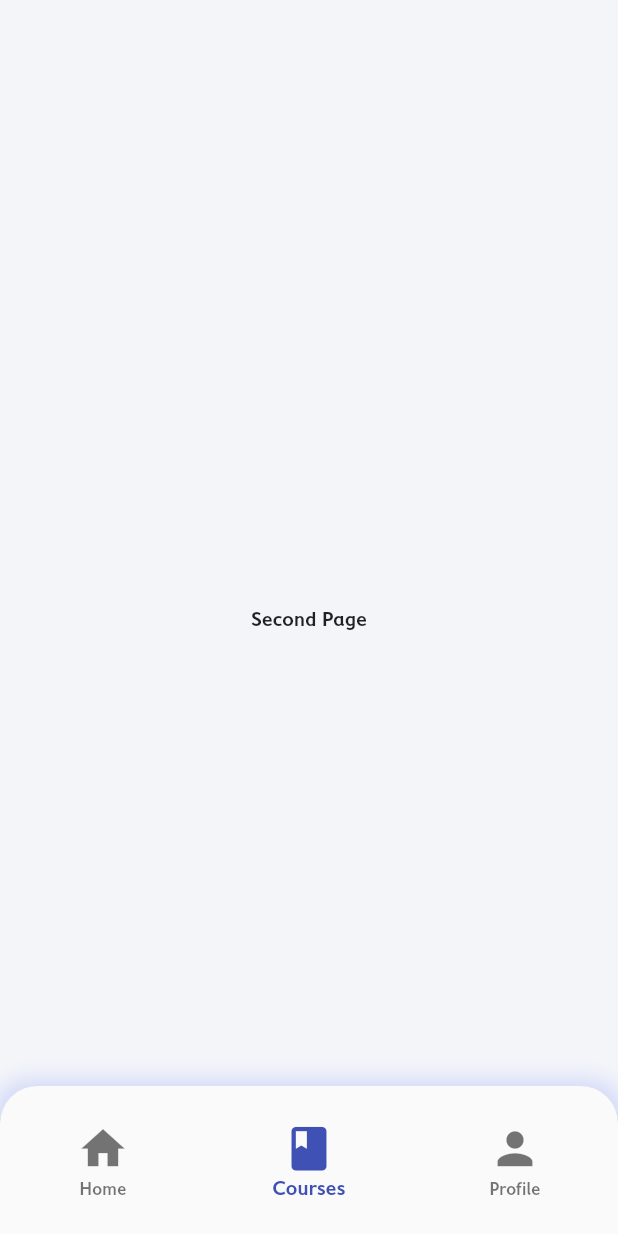
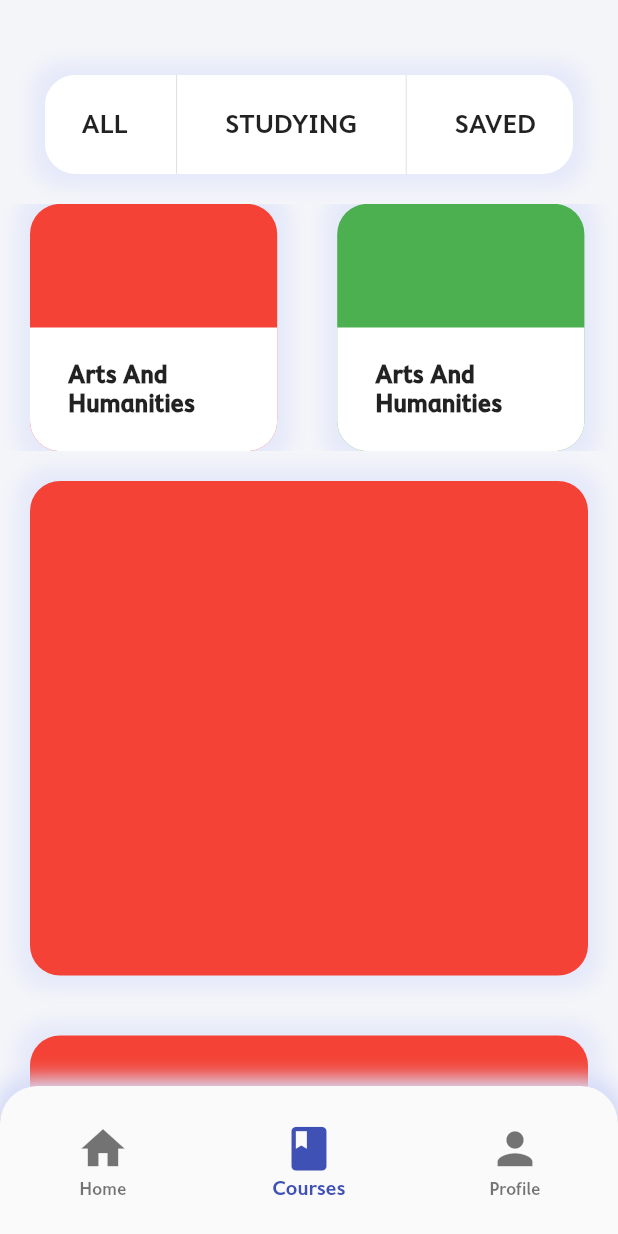
Before and after one commit to Adnanbd/UI-Practise, a Flutter app: the screen it shows after launch, item 2 of the bottom bar chosen, on a phone screen of 412 x 824 dp. Run offline on Flutter 3.47's test engine with Material 2 defaults, Android fonts, the phone set to English and light mode, and no system bars; our stand-ins replace flutter_custom_clippers.

Commit message:
Second Page Add

```diff
--- a/lib/main.dart
+++ b/lib/main.dart
@@ -1,6 +1,8 @@
 import 'package:flutter/material.dart';
+import 'package:provider/provider.dart';
 import 'package:ui_practice/screens/nav_screen.dart';
 import 'package:ui_practice/screens/page1.dart';
+import 'package:ui_practice/sources/color_sources.dart';
 
 void main() {
   runApp(MyApp());
@@ -10,7 +12,12 @@ class MyApp extends StatelessWidget {
   // This widget is the root of your application.
   @override
   Widget build(BuildContext context) {
-    return MaterialApp(
+    return MultiProvider(
+      providers: [
+        ChangeNotifierProvider<Sources>.value(value: Sources()),
+      ],
+
+          child: MaterialApp(
         debugShowCheckedModeBanner: false,
         title: 'Flutter Demo',
         theme: ThemeData(
@@ -22,6 +29,7 @@ class MyApp extends StatelessWidget {
         ),
         home: NavScreen(),
 
+      ),
     );
   }
 }
--- a/lib/screens/page1.dart
+++ b/lib/screens/page1.dart
@@ -21,7 +21,7 @@ class Page1 extends StatelessWidget {
             children: <Widget>[
               Page1Header1(),
               Container(
-                height: MediaQuery.of(context).size.height * 0.65,
+                height: MediaQuery.of(context).size.height * 0.8,
 
                 child: Column(
                   mainAxisAlignment: MainAxisAlignment.start,
@@ -32,7 +32,7 @@ class Page1 extends StatelessWidget {
                       padding: EdgeInsets.only(left: 30,top: 45,bottom: 15),
                     ),
                     Container(
-                      height: (MediaQuery.of(context).size.height * 0.5) * 0.765,
+                      height: (MediaQuery.of(context).size.height * 0.5) * 0.95,
                       child: ListView.builder(
                           scrollDirection: Axis.horizontal,
                           shrinkWrap: true,
--- a/lib/screens/page2.dart
+++ b/lib/screens/page2.dart
@@ -1,11 +1,89 @@
 import 'package:flutter/material.dart';
+import 'package:ui_practice/sources/color_sources.dart';
+import 'package:ui_practice/widget/page2_horizontal_tab.dart';
+import 'package:ui_practice/widget/page2_list.dart';
 
-class Page2 extends StatelessWidget {
+class Page2 extends StatefulWidget {
+  @override
+  _Page2State createState() => _Page2State();
+}
+
+class _Page2State extends State<Page2> {
+
+
   @override
   Widget build(BuildContext context) {
+    double mainHeight = MediaQuery.of(context).size.height;
     return Container(
-      child: Center(child:Text('Second Page')),
+        child: Column(
+      children: <Widget>[
+        Container(
+          height: MediaQuery.of(context).size.height * 0.08,
+          width: double.infinity,
+          margin: EdgeInsets.only(left: 30, bottom: 20, right: 30, top: 50),
+          decoration: BoxDecoration(
+            borderRadius: BorderRadius.all(Radius.circular(20)),
+            color: Colors.white,
+            boxShadow: [
+              BoxShadow(
+                color: Color(0xFFd7dcf8).withOpacity(0.5),
+                spreadRadius: 8,
+                blurRadius: 10,
+                offset: Offset(0, 0), // changes position of shadow
+              ),
+            ],
+          ),
+          child: Row(
+            mainAxisAlignment: MainAxisAlignment.spaceEvenly,
+            children: <Widget>[
+              GestureDetector(
+                onTap: () {},
+                child: Container(
+                  child: Text(
+                    'ALL',
+                    style:
+                        TextStyle(fontSize: 18, fontWeight: FontWeight.normal),
+                  ),
+                ),
+              ),
+              VerticalDivider(),
+              GestureDetector(
+                onTap: () {},
+                child: Container(
+                  child: Text(
+                    'STUDYING',
+                    style:
+                        TextStyle(fontSize: 18, fontWeight: FontWeight.normal),
+                  ),
+                ),
+              ),
+              VerticalDivider(),
+              GestureDetector(
+                onTap: () {},
+                child: Container(
+                  child: Text(
+                    'SAVED',
+                    style:
+                        TextStyle(fontSize: 18, fontWeight: FontWeight.normal),
+                  ),
+                ),
+              ),
+            ],
+          ),
+        ),
+        Container(
+          height: mainHeight * 0.2,
+          child: ListView.builder(
+              scrollDirection: Axis.horizontal,
+              shrinkWrap: true,
+              itemCount: 4,
+              itemBuilder: (context, index) {
+                return Page2Tab1(Sources.colorPool[index]);
+              }),
+        ),
+        Page2List(),
 
-    );
+      ],
+    ));
   }
 }
--- /dev/null
+++ b/lib/sources/color_sources.dart
@@ -0,0 +1,24 @@
+import 'package:flutter/material.dart';
+
+class Sources extends ChangeNotifier{
+
+
+  static Color selectedColor = Colors.red;
+
+  setColor(Color c)
+  {
+    selectedColor = c;
+    notifyListeners();
+
+  }
+  Color getColor(){
+    return selectedColor;
+  }
+
+  static List<Color> colorPool = [
+    Colors.red,
+    Colors.green,
+    Colors.blue,
+    Colors.black,
+  ];
+}
--- a/lib/widget/page1_header.dart
+++ b/lib/widget/page1_header.dart
@@ -4,7 +4,7 @@ class Page1Header1 extends StatelessWidget {
   @override
   Widget build(BuildContext context) {
     return Container(
-              height: MediaQuery.of(context).size.height * 0.4,
+              height: MediaQuery.of(context).size.height * 0.5,
               child: Column(
                 mainAxisAlignment: MainAxisAlignment.end,
                 children: <Widget>[
@@ -14,6 +14,7 @@ class Page1Header1 extends StatelessWidget {
                       style: TextStyle(fontSize: 40,fontWeight: FontWeight.bold,color: Colors.grey[900]),
                     ),
                     padding: EdgeInsets.all(10),
+
                   ),
                   Container(
 
@@ -31,7 +32,7 @@ class Page1Header1 extends StatelessWidget {
                     ),
                   ),
                   Container(
-                    margin: EdgeInsets.only(bottom: 25,left: 30,right: 30,top: 55),
+                    margin: EdgeInsets.only(bottom: 0,left: 30,right: 30,top: 55),
 
                     decoration: BoxDecoration(
                       borderRadius: BorderRadius.all(Radius.circular(15)),
--- a/lib/widget/page1_list_item.dart
+++ b/lib/widget/page1_list_item.dart
@@ -22,11 +22,12 @@ class Page1ListItem extends StatelessWidget {
           ),
         ],
       ),
-      width: MediaQuery.of(context).size.width * 0.72,
+      width: MediaQuery.of(context).size.width * 0.8,
       child: Column(
+        //mainAxisAlignment: MainAxisAlignment.spaceAround,
         children: <Widget>[
           Container(
-            height: ((MediaQuery.of(context).size.height * 0.5) * 0.8) * 0.38,
+            height: ((MediaQuery.of(context).size.height * 0.5) * 0.8) * 0.3,
             decoration: BoxDecoration(
               borderRadius: BorderRadius.only(
                 topLeft: Radius.circular(15),
@@ -37,13 +38,13 @@ class Page1ListItem extends StatelessWidget {
           ),
           Container(
             padding: EdgeInsets.all(20),
-            height: ((MediaQuery.of(context).size.height * 0.5) * 0.8) * 0.5,
+            height: ((MediaQuery.of(context).size.height * 0.5) * 0.8) * 0.69,
             child: Column(
               crossAxisAlignment: CrossAxisAlignment.start,
               mainAxisAlignment: MainAxisAlignment.spaceBetween,
               children: <Widget>[
                 Container(
-                  padding: EdgeInsets.only(bottom: 15),
+                  padding: EdgeInsets.only(bottom: 12),
                   alignment: Alignment.centerLeft,
                   child: Text(
                     subName + ' Basics',
@@ -60,17 +61,17 @@ class Page1ListItem extends StatelessWidget {
                   child: Text(
                     subName + ' And the',
                     style: TextStyle(
-                      fontSize: 28,
+                      fontSize: 25,
                       fontWeight: FontWeight.w800
                     ),
                   ),
                 ),
                 Container(
-                  padding: EdgeInsets.only(bottom: 15),
+                  padding: EdgeInsets.only(bottom: 12),
                   child: Text(
                     'Scientefic Method',
                     style: TextStyle(
-                      fontSize: 28,
+                      fontSize: 25,
                       fontWeight: FontWeight.w800
                     ),
                   ),
@@ -84,7 +85,7 @@ class Page1ListItem extends StatelessWidget {
                       Container(
                         child: Text(
                           '4 of 8 Lessons',
-                        style: TextStyle(fontSize: 20, color: Colors.grey,fontWeight: FontWeight.w800),
+                          style: TextStyle(fontSize: 18, color: Colors.grey,fontWeight: FontWeight.w800),
                         ),
                       ),
                       Stack(
@@ -110,6 +111,7 @@ class Page1ListItem extends StatelessWidget {
                       ),
                     ],
                   ),
+
               ],
             ),
           ),
--- /dev/null
+++ b/lib/widget/page2_horizontal_tab.dart
@@ -0,0 +1,60 @@
+import 'package:flutter/material.dart';
+import 'package:flutter_custom_clippers/flutter_custom_clippers.dart';
+import 'package:provider/provider.dart';
+import 'package:ui_practice/sources/color_sources.dart';
+
+class Page2Tab1 extends StatefulWidget {
+  Color c;
+
+  Page2Tab1(this.c);
+
+  @override
+  _Page2Tab1State createState() => _Page2Tab1State();
+}
+
+class _Page2Tab1State extends State<Page2Tab1> {
+  @override
+  Widget build(BuildContext context) {
+    double mainHeight = MediaQuery.of(context).size.height * 0.2;
+    final Sources colorBloc = Provider.of<Sources>(context);
+    return GestureDetector(
+      onTap: () {
+        setState(() {
+          colorBloc.setColor(widget.c);
+        });
+      },
+      child: Container(
+        padding: EdgeInsets.only(top: mainHeight * 0.5),
+        margin: EdgeInsets.symmetric(horizontal: 20),
+        width: MediaQuery.of(context).size.width * 0.4,
+        decoration: BoxDecoration(
+          borderRadius: BorderRadius.all(Radius.circular(20)),
+          color: widget.c,
+          boxShadow: [
+            BoxShadow(
+              color: Color(0xFFd7dcf8).withOpacity(0.5),
+              spreadRadius: 8,
+              blurRadius: 10,
+              offset: Offset(0, 0), // changes position of shadow
+            ),
+          ],
+        ),
+        child: Container(
+          alignment: Alignment.bottomCenter,
+          decoration: BoxDecoration(
+            borderRadius: BorderRadius.only(
+                bottomLeft: Radius.circular(20),
+                bottomRight: Radius.circular(20)),
+            color: Colors.white,
+          ),
+          child: Container(
+            alignment: Alignment.center,
+            padding: EdgeInsets.only(left : 25),
+            width: MediaQuery.of(context).size.width * 0.4 - 1,
+            child: Text('Arts And Humanities', style: TextStyle(fontSize: 17,fontWeight: FontWeight.w800)),
+          ),
+        ),
+      ),
+    );
+  }
+}
--- /dev/null
+++ b/lib/widget/page2_item.dart
@@ -0,0 +1,36 @@
+import 'package:flutter/material.dart';
+import 'package:provider/provider.dart';
+import 'package:ui_practice/sources/color_sources.dart';
+
+class Page2Item extends StatelessWidget {
+
+
+
+
+
+  @override
+  Widget build(BuildContext context) {
+    final Sources colorBloc = Provider.of<Sources>(context);
+    return Container(
+       margin: EdgeInsets.all(20),
+        height: MediaQuery.of(context).size.height*0.4,
+
+        width: double.infinity,
+        decoration: BoxDecoration(
+
+              borderRadius: BorderRadius.all(Radius.circular(20)),
+              color: colorBloc.getColor(),
+              boxShadow: [
+                BoxShadow(
+                  color: Color(0xFFd7dcf8).withOpacity(0.5),
+                  spreadRadius: 8,
+                  blurRadius: 10,
+                  offset: Offset(0, 0), // changes position of shadow
+                ),
+              ],
+            ),
+
+
+    );
+  }
+}
--- /dev/null
+++ b/lib/widget/page2_list.dart
@@ -0,0 +1,18 @@
+import 'package:flutter/material.dart';
+import 'package:ui_practice/widget/page2_item.dart';
+
+class Page2List extends StatelessWidget {
+  @override
+  Widget build(BuildContext context) {
+    return Container(
+          height: MediaQuery.of(context).size.height * 0.6,
+          child: ListView.builder(
+              scrollDirection: Axis.vertical,
+              shrinkWrap: true,
+              itemCount: 4,
+              itemBuilder: (context, index) {
+                return Page2Item();
+              }),
+        );
+  }
+}
--- a/pubspec.yaml
+++ b/pubspec.yaml
@@ -23,6 +23,8 @@ environment:
 dependencies:
   flutter:
     sdk: flutter
+  flutter_custom_clippers: ^1.1.1
+  provider: ^4.1.3
 
 
   # The following adds the Cupertino Icons font to your application.
```
Also changed, not shown: lib/widget/three_button_switch.dart (added), pubspec.lock. Lines whose indentation alone changed are shown as unchanged.
